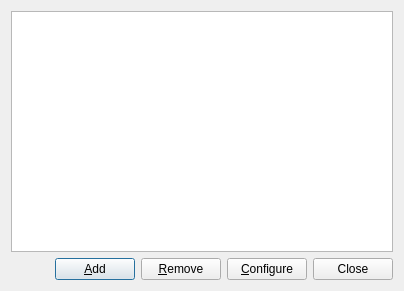
Before: the Qt Designer form molequeue/ui/queuemanagerdialog.ui in OpenChemistry/molequeue, drawn with Qt 5.
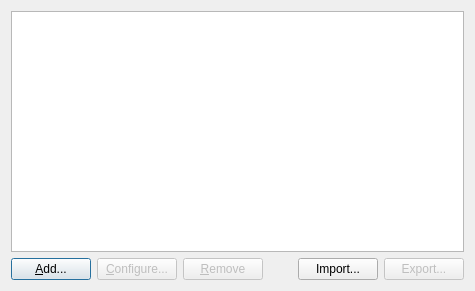
After: the same form once the commit is applied.

Commit message:
Implement import/export for queues and programs.
This also makes the UI for add/config/remove/export queues
and programs more consistent and fixes a bug where config/
remove queue could be called with no selected queues.

Patch:
```diff
--- a/molequeue/ui/queuemanagerdialog.ui
+++ b/molequeue/ui/queuemanagerdialog.ui
@@ -6,7 +6,7 @@
    <rect>
     <x>0</x>
     <y>0</y>
-    <width>404</width>
+    <width>475</width>
     <height>291</height>
    </rect>
   </property>
@@ -38,6 +38,48 @@
    </item>
    <item>
     <layout class="QHBoxLayout" name="buttonBox">
+     <item>
+      <widget class="QPushButton" name="addQueueButton">
+       <property name="toolTip">
+        <string>Add a new queue.</string>
+       </property>
+       <property name="text">
+        <string>&amp;Add...</string>
+       </property>
+      </widget>
+     </item>
+     <item>
+      <widget class="QPushButton" name="configureQueueButton">
+       <property name="enabled">
+        <bool>false</bool>
+       </property>
+       <property name="toolTip">
+        <string>Configure and add programs to the selected queue.</string>
+       </property>
+       <property name="text">
+        <string>&amp;Configure...</string>
+       </property>
+       <property name="Enabled" stdset="0">
+        <bool>false</bool>
+       </property>
+      </widget>
+     </item>
+     <item>
+      <widget class="QPushButton" name="removeQueueButton">
+       <property name="enabled">
+        <bool>false</bool>
+       </property>
+       <property name="toolTip">
+        <string>Remove the selected queue.</string>
+       </property>
+       <property name="text">
+        <string>&amp;Remove</string>
+       </property>
+       <property name="Enabled" stdset="0">
+        <bool>false</bool>
+       </property>
+      </widget>
+     </item>
      <item>
       <spacer name="horizontalSpacer">
        <property name="orientation">
@@ -52,45 +94,19 @@
       </spacer>
      </item>
      <item>
-      <widget class="QPushButton" name="addQueueButton">
-       <property name="toolTip">
-        <string>Add a new queue.</string>
-       </property>
+      <widget class="QPushButton" name="importQueueButton">
        <property name="text">
-        <string>&amp;Add</string>
+        <string>Import...</string>
        </property>
       </widget>
      </item>
      <item>
-      <widget class="QPushButton" name="removeQueueButton">
-       <property name="toolTip">
-        <string>Remove the selected queue.</string>
-       </property>
-       <property name="text">
-        <string>&amp;Remove</string>
-       </property>
-       <property name="Enabled">
+      <widget class="QPushButton" name="exportQueueButton">
+       <property name="enabled">
         <bool>false</bool>
        </property>
-      </widget>
-     </item>
-     <item>
-      <widget class="QPushButton" name="configureQueueButton">
-       <property name="toolTip">
-        <string>Configure and add programs to the selected queue.</string>
-       </property>
        <property name="text">
-        <string>&amp;Configure</string>
-       </property>
-       <property name="Enabled">
-        <bool>false</bool>
-       </property>
-      </widget>
-     </item>
-     <item>
-      <widget class="QPushButton" name="closeButton">
-       <property name="text">
-        <string>Close</string>
+        <string>Export...</string>
        </property>
       </widget>
      </item>
```
Left out of the diff: 8 changed lines with no effect on the pictures. The commit also changes 24 other files.
